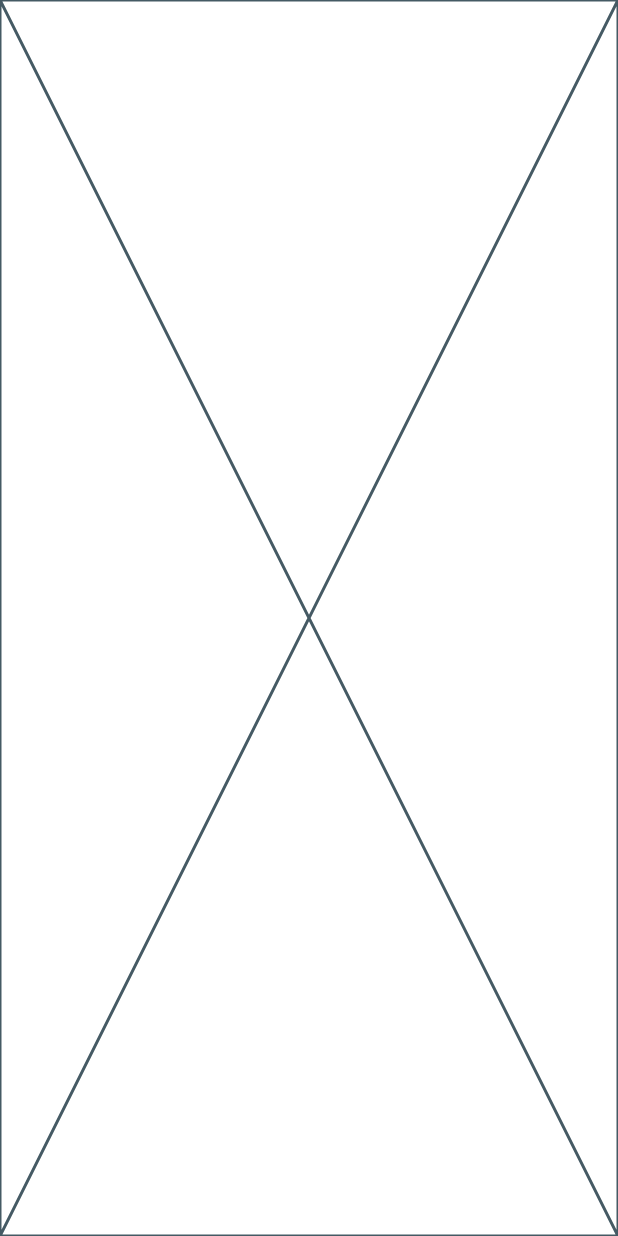
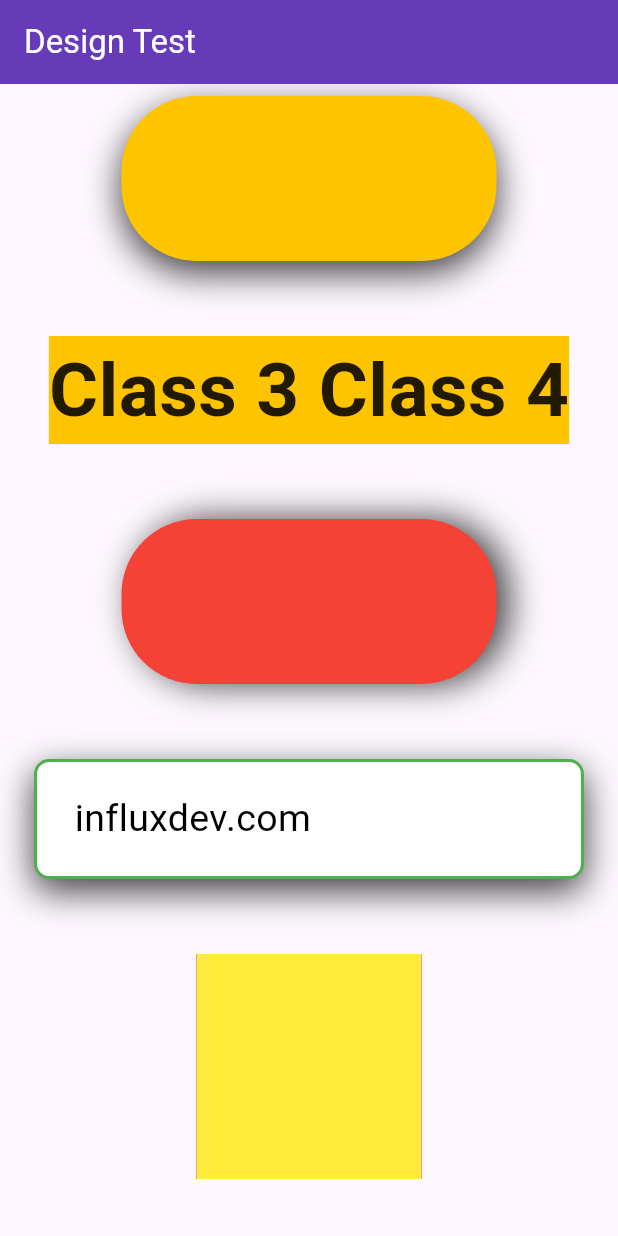
Before and after one commit to rezwansaki/class4_5assignment_flutter_batch2_task, a Flutter app: the screen it shows after launch, on a phone screen of 412 x 824 dp. Run offline on Flutter 3.47's test engine with Material 3 defaults, Android fonts, the light colour scheme and no system bars.

Commit message:
design almost done

```diff
--- a/lib/main.dart
+++ b/lib/main.dart
@@ -12,6 +12,7 @@
   @override
   Widget build(BuildContext context) {
     return MaterialApp(
+      debugShowCheckedModeBanner: false,
       title: 'Flutter Demo',
       theme: ThemeData(
         colorScheme: ColorScheme.fromSeed(seedColor: Colors.deepPurple),
--- a/lib/screens/homescreen.dart
+++ b/lib/screens/homescreen.dart
@@ -5,6 +5,134 @@
 
   @override
   Widget build(BuildContext context) {
-    return const Placeholder();
+    return MaterialApp(
+      debugShowCheckedModeBanner: false,
+      theme: ThemeData(
+        colorScheme: ColorScheme.fromSeed(seedColor: Colors.deepPurple),
+        useMaterial3: true,
+      ),
+      home: Scaffold(
+          appBar: AppBar(
+            title: const Text(
+              'Design Test',
+              style: TextStyle(color: Colors.white),
+            ),
+            backgroundColor: Colors.deepPurple,
+          ),
+          body: SingleChildScrollView(
+            child: Column(
+              children: [
+                const Center(),
+                const Padding(padding: EdgeInsets.only(top: 8.0)),
+                Container(
+                  width: 250,
+                  height: 110,
+                  decoration: BoxDecoration(
+                    color: Colors.amberAccent[400],
+                    borderRadius: BorderRadius.circular(50),
+                    boxShadow: const [
+                      BoxShadow(
+                        offset: Offset(0, 8),
+                        color: Color.fromARGB(255, 61, 61, 61),
+                        blurRadius: 20,
+                      ),
+                    ],
+                  ),
+                ),
+                const SizedBox(
+                  height: 50,
+                ),
+                Container(
+                  decoration: BoxDecoration(
+                    color: Colors.amberAccent[400],
+                  ),
+                  child: const Text(
+                    'Class 3 Class 4',
+                    style: TextStyle(
+                      color: Colors.black87,
+                      fontSize: 50,
+                      fontWeight: FontWeight.bold,
+                    ),
+                  ),
+                ),
+                const SizedBox(
+                  height: 50,
+                ),
+                Container(
+                  width: 250,
+                  height: 110,
+                  decoration: BoxDecoration(
+                    color: Colors.red,
+                    borderRadius: BorderRadius.circular(50),
+                    boxShadow: const [
+                      BoxShadow(
+                        offset: Offset(8.0, 0),
+                        color: Color.fromARGB(255, 61, 61, 61),
+                        blurRadius: 20,
+                      ),
+                    ],
+                  ),
+                ),
+                const SizedBox(
+                  height: 50,
+                ),
+                Container(
+                  padding: const EdgeInsets.only(
+                      top: 20, bottom: 20, left: 25, right: 180),
+                  decoration: BoxDecoration(
+                    color: Colors.white,
+                    border: Border.all(color: Colors.green, width: 2.0),
+                    borderRadius: const BorderRadius.all(Radius.circular(10)),
+                    boxShadow: const [
+                      BoxShadow(
+                        offset: Offset(0.0, 8.0),
+                        color: Color.fromARGB(255, 61, 61, 61),
+                        blurRadius: 20,
+                      ),
+                    ],
+                  ),
+                  child: const Text(
+                    'influxdev.com',
+                    style: TextStyle(
+                      color: Colors.black,
+                      fontSize: 25,
+                    ),
+                  ),
+                ),
+                const SizedBox(
+                  height: 50,
+                ),
+                Stack(
+                  children: [
+                    Positioned(
+                      child: Container(
+                        width: 150,
+                        height: 150,
+                        color: Colors.red,
+                      ),
+                    ),
+                    Positioned(
+                      child: Container(
+                        width: 150,
+                        height: 150,
+                        color: Colors.purple,
+                      ),
+                    ),
+                    Positioned(
+                      child: Container(
+                        width: 150,
+                        height: 150,
+                        color: Colors.yellow,
+                      ),
+                    ),
+                  ],
+                ),
+                const SizedBox(
+                  height: 50,
+                ),
+              ],
+            ),
+          )),
+    );
   }
 }
```
